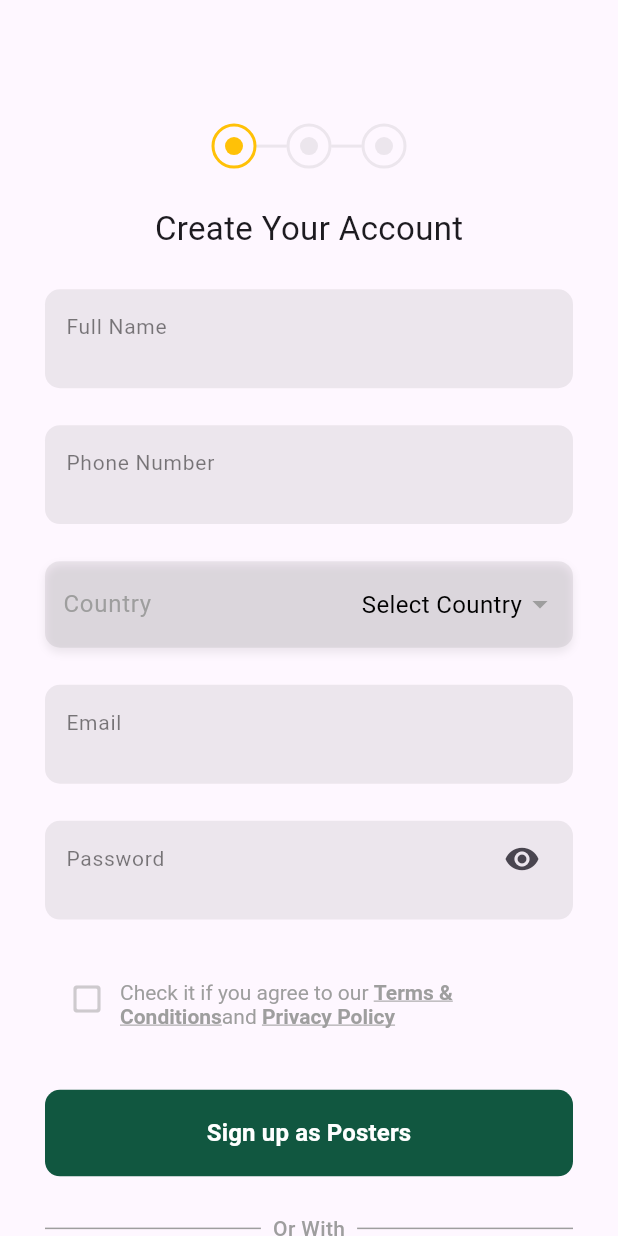
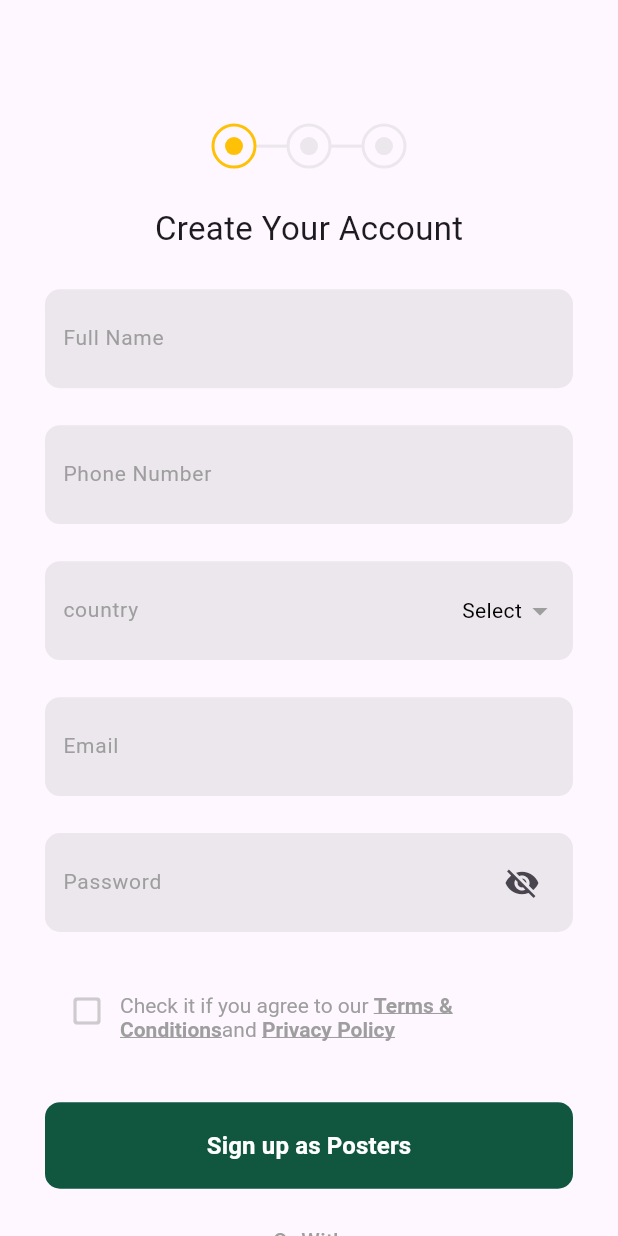
Before and after one commit to allaharakha786/Multi-vender, a Flutter app: the SignupScreen screen opened directly, on a phone screen of 412 x 824 dp. Run offline on Flutter 3.47's test engine with Material 3 defaults, Android fonts, the phone set to English and light mode, and no system bars; our stand-ins replace country_picker, flutter_screenutil, flutter_svg, get; project files that could hold a hidden picture were left out.

Commit message:
all changes done

```diff
--- /dev/null
+++ b/lib/controllers/getxControllers/password_controller.dart
@@ -0,0 +1,15 @@
+import 'package:get/get.dart';
+
+class PasswordController extends GetxController {
+  var isPasswordVisible = false.obs;
+
+   var isChecked = false.obs;
+
+  void toggleChecked() {
+    isChecked.value = !isChecked.value;
+  }
+
+  void togglePasswordVisibility() {
+    isPasswordVisible.value = !isPasswordVisible.value;
+  }
+}
--- a/lib/main.dart
+++ b/lib/main.dart
@@ -35,7 +35,7 @@ class MyApp extends StatelessWidget {
       child: GetMaterialApp(
       debugShowCheckedModeBanner: false,
 
-        home:  SignupScreen()
+        home:  VeriCodeScreen()
       ),
     );
   }
--- a/lib/view/screens/authentication/signup_screen.dart
+++ b/lib/view/screens/authentication/signup_screen.dart
@@ -1,9 +1,12 @@
+import 'package:country_picker/country_picker.dart';
 import 'package:flutter/material.dart';
 import 'package:flutter_screenutil/flutter_screenutil.dart';
+import 'package:get/get.dart';
+import 'package:multi_vender/controllers/getxControllers/password_controller.dart';
 import 'package:multi_vender/view/widgets/customField.dart';
 import 'package:multi_vender/view/widgets/custom_button.dart';
 
-import '../../widgets/countery_picker_widget.dart';
+
 import '../../widgets/custom_circle.dart';
 import '../../widgets/social_mediaicon_widget.dart';
 import '../../widgets/terms_contdition_widget.dart';
@@ -16,6 +19,9 @@ class SignupScreen extends StatefulWidget {
 }
 
 class _SignupScreenState extends State<SignupScreen> {
+  PasswordController passwordController = Get.put(PasswordController());
+
+  Country? _selectedCountry;
 GlobalKey<FormState> formKey= GlobalKey();
 
   @override
@@ -37,36 +43,89 @@ GlobalKey<FormState> formKey= GlobalKey();
                  SizedBox(height: mediaQuerySize.height*0.03.h,),
               Center(child: Text('Create Your Account',style: TextStyle(fontSize: 22,fontWeight: FontWeight.w400),)),
               SizedBox(height: mediaQuerySize.height*0.03.h,),
-              CustomField(text: 'Full Name',),
-              SizedBox(height: mediaQuerySize.height*0.03.h,),
-              CustomField(text: 'Phone Number',),
-              SizedBox(height: mediaQuerySize.height*0.03.h,),
-               CountryPickerContainer(),
-               SizedBox(height: mediaQuerySize.height*0.03.h,),
-               CustomField(text: 'Email',
+             Customfield(hintText: 'Full Name',
               validator: (value) {
                 if(value!.isEmpty){
-                return 'Please fill the field';
+                  return 'please enter the following field';
                 }
                 return null;
-
-            },
-               ),
+              },),
               SizedBox(height: mediaQuerySize.height*0.03.h,),
-
-               CustomField(text: 'Password',
+Customfield(hintText: 'Phone Number',
+              validator: (value) {
+                if(value!.isEmpty){
+                  return 'please enter the following field';
+                }
+                return null;
+              },),
 
 
+              SizedBox(height: mediaQuerySize.height*0.03.h,),
+              Customfield(hintText: 'country',
               validator: (value) {
                 if(value!.isEmpty){
-                return 'Please fill the field';
+                  return 'please enter the following field';
                 }
                 return null;
+              },
+              child: GestureDetector(
+    onTap: () {
+      showCountryPicker(
+        context: context,
+        showPhoneCode: true, // Show country code
+        onSelect: (Country country) {
+          setState(() {
+            _selectedCountry = country;
+          });
+        },
+      );
+    },
+    child: Row(
+      mainAxisSize: MainAxisSize.min, // Ensures the Row fits within the suffixIcon constraints
+      children: [
+        Text(
+          _selectedCountry != null
+              ? "${_selectedCountry!.flagEmoji} +${_selectedCountry!.phoneCode}"
+              : "Select",
+          style: TextStyle(
+            color: Colors.black,
+            fontSize: 14,
+          ),
+        ),
+        Icon(Icons.arrow_drop_down, color: Colors.grey),
+      ],
+    ),
+  ),),
 
+              //  CountryPickerContainer(),
+               SizedBox(height: mediaQuerySize.height*0.03.h,),
+              Customfield(hintText: 'Email',
+              validator: (value) {
+                if(value!.isEmpty){
+                  return 'please enter the following field';
+                }
+                return null;
+              },),
+                    SizedBox(height: mediaQuerySize.height*0.03.h,),
+                    Customfield(hintText: 'Password',
+                    validator: (value) {
+                      if(value!.isEmpty){
+                        return 'please enter your password';
+                      }
+                      return null;
                     },
+                    child:Obx(
+              () => IconButton(
+                icon: Icon(
+                  passwordController.isPasswordVisible.value
+                      ? Icons.visibility
+                      : Icons.visibility_off,
+                ),
+                onPressed: passwordController.togglePasswordVisibility,
+              ),
+            ),
+                    ),
 
-               isSuffix: true,
-               suffixIcon:    Icon(Icons.visibility)  ,),
                     SizedBox(height: mediaQuerySize.height*0.03.h,),
             TermsAndConditionsText(),
             SizedBox(height: mediaQuerySize.height*0.03.h,),
--- a/lib/view/screens/proof_identity_document/preview_screen.dart
+++ b/lib/view/screens/proof_identity_document/preview_screen.dart
@@ -4,7 +4,7 @@ import 'package:multi_vender/view/widgets/arrow_back_button.dart';
 import 'package:multi_vender/view/widgets/customField.dart';
 import 'package:multi_vender/view/widgets/custom_button.dart';
 
-import '../../widgets/countery_picker_widget.dart';
+
 import '../../widgets/custom_circle.dart';
 import '../../widgets/social_mediaicon_widget.dart';
 import '../../widgets/terms_contdition_widget.dart';
--- a/lib/view/screens/proof_identity_document/upload_document_screen.dart
+++ b/lib/view/screens/proof_identity_document/upload_document_screen.dart
@@ -4,7 +4,7 @@ import 'package:multi_vender/view/widgets/arrow_back_button.dart';
 import 'package:multi_vender/view/widgets/customField.dart';
 import 'package:multi_vender/view/widgets/custom_button.dart';
 
-import '../../widgets/countery_picker_widget.dart';
+
 import '../../widgets/custom_circle.dart';
 import '../../widgets/social_mediaicon_widget.dart';
 import '../../widgets/terms_contdition_widget.dart';
--- a/lib/view/widgets/countery_picker_widget.dart
+++ /dev/null
@@ -1,80 +0,0 @@
-import 'package:country_picker/country_picker.dart';
-import 'package:flutter/material.dart';
-
-class CountryPickerContainer extends StatefulWidget {
-  @override
-  _CountryPickerContainerState createState() => _CountryPickerContainerState();
-}
-
-class _CountryPickerContainerState extends State<CountryPickerContainer> {
-  Country? _selectedCountry;
-
-  @override
-  Widget build(BuildContext context) {
-    return Container(
-      height: MediaQuery.of(context).size.height * 0.07,
-      width: MediaQuery.of(context).size.width * 0.9,
-      decoration: BoxDecoration(
-        color: Colors.black.withOpacity(0.07),
-        boxShadow: [
-          BoxShadow(
-            blurRadius: 4,
-            spreadRadius: 0,
-            offset: Offset(0, 3),
-            color: Colors.black.withOpacity(0.07), // Shadow color
-          ),
-        ],
-        borderRadius: BorderRadius.circular(10),
-      ),
-      child: Row(
-        mainAxisAlignment: MainAxisAlignment.start,
-        children: [
-            Expanded(
-            child: TextField(
-              decoration: InputDecoration(
-                contentPadding: EdgeInsets.all(12),
-                hintText: 'Country',
-                border: InputBorder.none, // Removes the underline
-                hintStyle: TextStyle(color: Colors.grey),
-              ),
-              style: TextStyle(color: Colors.black),
-            ),
-          ),
-
-          Padding(
-            padding: const EdgeInsets.symmetric(horizontal: 10),
-            child: InkWell(
-              onTap: () {
-                showCountryPicker(
-                  context: context,
-                  showPhoneCode: true, // Show country code
-                  onSelect: (Country country) {
-                    setState(() {
-                      _selectedCountry = country;
-                    });
-                  },
-                );
-              },
-              child: Row(
-                children: [
-                  Text(
-                    _selectedCountry != null
-                        ? "${_selectedCountry!.flagEmoji} +${_selectedCountry!.phoneCode}"
-                        : "Select Country",
-                    style: TextStyle(
-                      color: Colors.black,
-                      fontSize: 16,
-                    ),
-                  ),
-                  Icon(Icons.arrow_drop_down, color: Colors.grey),
-                ],
-              ),
-            ),
-          ),
-          // VerticalDivider(color: Colors.grey), // Divider between dropdown and text field
-
-        ],
-      ),
-    );
-  }
-}
--- a/lib/view/widgets/customField.dart
+++ b/lib/view/widgets/customField.dart
@@ -1,48 +1,57 @@
+
+
+
 import 'package:flutter/material.dart';
 import 'package:flutter_screenutil/flutter_screenutil.dart';
+import 'package:flutter/material.dart';
+import 'package:flutter_screenutil/flutter_screenutil.dart';
+import 'package:get/get.dart';
 
-class CustomField extends StatelessWidget {
-  final String text;
-  final bool isSuffix;
-  final String? Function(String?)? validator;
-  final Widget? suffixIcon;
+import 'package:multi_vender/controllers/getxControllers/password_controller.dart';
 
-  const CustomField({
-    Key? key,
-    required this.text,
-    this.suffixIcon,
-    this.validator,
-    this.isSuffix = false,
-  }) : super(key: key);
+class Customfield extends StatelessWidget {
+  final String? hintText;
+  final Widget? child;
+  String? Function(String?)? validator;
+
+   Customfield({super.key,this .hintText,this.child,this.validator});
 
   @override
  Widget build(BuildContext context) {
+ final PasswordController passwordController = Get.put(PasswordController());
+
   Size mediaQuerySize = MediaQuery.of(context).size;
     return Container(
      height: mediaQuerySize.height*0.08.h, // Slightly increased height for better spacing
-      width: mediaQuerySize.width*0.9.w, // Responsive width
+      width: mediaQuerySize.width*0.9.w,
       decoration: BoxDecoration(
         color: Colors.black.withOpacity(0.07),
         borderRadius: BorderRadius.circular(10),
       ),
-      child: Padding(
-        padding: EdgeInsets.symmetric(horizontal: 10.w),
-        child: TextFormField(
-          validator: validator,
+      child: Row(
+        mainAxisAlignment: MainAxisAlignment.start,
+        children: [
+            Expanded(
+            child: Obx(
+              ()=>TextFormField(
+                obscureText: !passwordController.isPasswordVisible.value,
+                validator:validator ,
                 decoration: InputDecoration(
-            suffixIcon: isSuffix ? suffixIcon : null,
-            contentPadding: EdgeInsets.symmetric(vertical: 15.h), // Adjusted padding for alignment
-            hintText: text,
-            border: OutlineInputBorder(
-              borderRadius: BorderRadius.circular(10),
-              borderSide: BorderSide.none, // No visible border
-            ),
-            errorStyle: TextStyle(fontSize: 12.sp, color: Colors.red), // Error text styling
-            hintStyle: TextStyle(fontSize: 14.sp, color: Colors.black.withOpacity(0.5)),
+                  contentPadding: EdgeInsets.all(12),
+                  hintText: hintText,
+                  border: InputBorder.none, // Removes the underline
+                  hintStyle: TextStyle(color: Colors.grey),
                 ),
                 style: TextStyle(fontSize: 14.sp, color: Colors.black.withOpacity(0.7)),
               ),
             ),
+          ),
+          Padding(
+            padding: const EdgeInsets.symmetric(horizontal: 10),
+            child: child,
+            )
+        ]
+      )
     );
  }
 }
```
Also changed, not shown: lib/view/screens/authentication/forgot_password_screen.dart (+19 -2 lines), lib/view/screens/authentication/signIn/sign_in_screen.dart (+8 -1 lines), lib/view/screens/authentication/signIn/welcomeback_signin.dart (+41 -4 lines), lib/view/screens/proof_identity_document/proof_identity_screen.dart (+12 -3 lines), lib/view/widgets/circle_checkbox_text.dart (+19 -19 lines), lib/controllers/getxControllers/empty.dart (deleted). Lines whose indentation alone changed are shown as unchanged.
